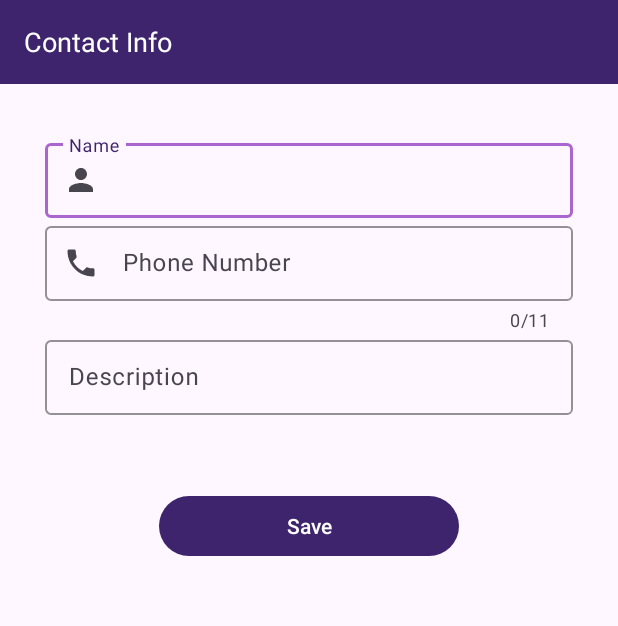
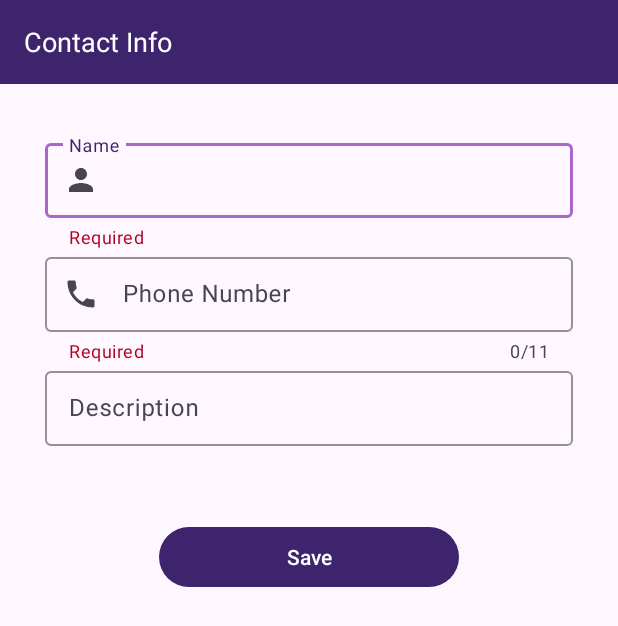
Before and after one commit to Ayaabdelmoneam/Assignment_4, an Android app: the screen it shows after launch (MainActivity), after a tap on "Save", on a phone screen of 412 x 824 dp. Shown: the top 626 px of the screen. Run offline under Robolectric (Android 15) with nearby library versions, the phone set to English and light mode, and no system bars.

```diff
--- a/app/src/main/java/com/example/assignment_4/MainActivity.kt
+++ b/app/src/main/java/com/example/assignment_4/MainActivity.kt
@@ -1,6 +1,7 @@
 package com.example.assignment_4
 
 import android.content.Intent
+import android.content.res.ColorStateList
 import android.os.Bundle
 import androidx.activity.enableEdgeToEdge
 import androidx.appcompat.app.AppCompatActivity
@@ -21,10 +22,31 @@ class MainActivity : AppCompatActivity() {
 
         setContentView( Binding.main)
         recyclerView=Binding.Recycler
-        Binding.buttonSave.setOnClickListener {
-            if(Binding.edName.text.toString()!=""&& Binding.edPhone.text.toString()!=""){
 
 
+        Binding.buttonSave.setOnClickListener {
+
+             if(Binding.edName.text.toString().isEmpty()) {
+                 Binding.tilName.helperText = "Required"
+                 Binding.tilName.isErrorEnabled=true
+                 Binding.tilName.setHelperTextColor(ColorStateList.valueOf(getResources().getColor(R.color.error_red)))
+
+             } else if(Binding.edName.text.toString().length < 3){
+                 Binding.edName.error = "Name must be at least 3 characters"
+             }
+
+
+            if(Binding.edPhone.text.toString().isEmpty()) {
+                Binding.tilPhone.helperText="Required"
+                Binding.tilPhone.setHelperTextColor(ColorStateList.valueOf(getResources().getColor(R.color.error_red)))
+            }else if(Binding.edPhone.text.toString().length != 11 ) {
+            Binding.edPhone.error = "Phone must be 11 characters"
+        }
+
+                if(Binding.edName.text.toString().isNotEmpty()&& Binding.edPhone.text.toString().isNotEmpty()&&Binding.edPhone.text.toString().length == 11){
+
+                    Binding.tilName.isHelperTextEnabled=false
+                    Binding.tilPhone.isHelperTextEnabled=false
                     var contact=  Contact(Binding.edName.text.toString(),Binding.edPhone.text.toString(),Binding.edDescription.text.toString())
 
                     list.add(contact)
@@ -47,6 +69,8 @@ class MainActivity : AppCompatActivity() {
 
                 }
 
+
+
         }
 
     }
--- a/app/src/main/res/layout/activity_main.xml
+++ b/app/src/main/res/layout/activity_main.xml
@@ -38,12 +38,12 @@
         android:layout_marginHorizontal="30dp"
         android:layout_marginTop="90dp"
         android:hint="@string/name"
-        android:preferKeepClear="true"
         app:boxStrokeColor="@android:color/holo_purple"
         app:layout_constraintEnd_toEndOf="parent"
         app:layout_constraintStart_toStartOf="parent"
         app:layout_constraintTop_toTopOf="parent"
-        app:startIconDrawable="@drawable/baseline_person_24">
+        app:startIconDrawable="@drawable/baseline_person_24"
+        >
 
         <com.google.android.material.textfield.TextInputEditText
             android:id="@+id/ed_name"
@@ -124,7 +124,7 @@
 
     <androidx.recyclerview.widget.RecyclerView
         android:id="@+id/Recycler"
-        android:layout_width="0dp"
+        android:layout_width="wrap_content"
         android:layout_height="0dp"
         android:orientation="vertical"
         tools:listitem="@layout/item_contact"
--- a/app/src/main/res/layout/item_contact.xml
+++ b/app/src/main/res/layout/item_contact.xml
@@ -26,7 +26,7 @@ app:layout_constraintBottom_toBottomOf="parent"
             <ImageView
                 android:id="@+id/img_profile"
                 android:layout_width="90dp"
-                android:layout_height="90dp"
+                android:layout_height="80dp"
                 android:src="@drawable/baseline_person_24"
                 app:layout_constraintStart_toStartOf="parent"
                 app:layout_constraintTop_toTopOf="parent"
--- a/app/src/main/res/values/colors.xml
+++ b/app/src/main/res/values/colors.xml
@@ -3,4 +3,5 @@
     <color name="black">#FF000000</color>
     <color name="white">#FFFFFFFF</color>
     <color name="purple">#3D246C</color>
+    <color name="error_red">#AF0020</color>
 </resources>
```
Lines whose indentation alone changed are shown as unchanged.
